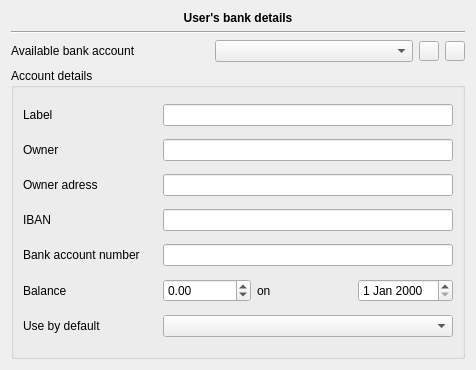
Before: the Qt Designer form plugins/accountplugin/preferences/bankdetailspage.ui in FreeHealth/freehealth, drawn with Qt 5.
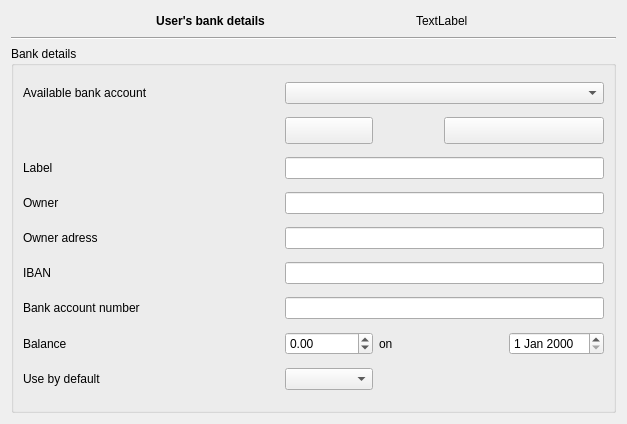
After: the same form once the commit is applied.

Patch:
```diff
--- a/plugins/accountplugin/preferences/bankdetailspage.ui
+++ b/plugins/accountplugin/preferences/bankdetailspage.ui
@@ -6,16 +6,16 @@
    <rect>
     <x>0</x>
     <y>0</y>
-    <width>476</width>
-    <height>370</height>
+    <width>627</width>
+    <height>424</height>
    </rect>
   </property>
   <property name="windowTitle">
    <string>Form</string>
   </property>
   <layout class="QGridLayout" name="gridLayout_2">
-   <item row="0" column="0" colspan="4">
-    <widget class="QLabel" name="label">
+   <item row="0" column="0">
+    <widget class="QLabel" name="userLabel">
      <property name="sizePolicy">
       <sizepolicy hsizetype="Expanding" vsizetype="Fixed">
        <horstretch>0</horstretch>
@@ -34,72 +34,98 @@
      <property name="alignment">
       <set>Qt::AlignCenter</set>
      </property>
+     <property name="wordWrap">
+      <bool>true</bool>
+     </property>
     </widget>
    </item>
-   <item row="6" column="0" colspan="4">
+   <item row="0" column="1" colspan="4">
+    <widget class="QLabel" name="uidLabel">
+     <property name="minimumSize">
+      <size>
+       <width>200</width>
+       <height>20</height>
+      </size>
+     </property>
+     <property name="text">
+      <string>TextLabel</string>
+     </property>
+     <property name="wordWrap">
+      <bool>true</bool>
+     </property>
+    </widget>
+   </item>
+   <item row="2" column="0" colspan="5">
+    <widget class="Line" name="line">
+     <property name="orientation">
+      <enum>Qt::Horizontal</enum>
+     </property>
+    </widget>
+   </item>
+   <item row="5" column="0" colspan="5">
     <widget class="QGroupBox" name="groupBox">
      <property name="title">
-      <string>Account details</string>
+      <string>Bank details</string>
      </property>
      <layout class="QGridLayout" name="gridLayout">
-      <item row="1" column="0" colspan="3">
-       <widget class="QLabel" name="label_3">
+      <item row="3" column="0" colspan="3">
+       <widget class="QLabel" name="ownerLabel">
         <property name="text">
          <string>Owner</string>
         </property>
        </widget>
       </item>
-      <item row="1" column="3" colspan="4">
+      <item row="3" column="3" colspan="4">
        <widget class="QLineEdit" name="owner"/>
       </item>
-      <item row="2" column="0" colspan="3">
-       <widget class="QLabel" name="label_4">
+      <item row="4" column="0" colspan="3">
+       <widget class="QLabel" name="adressLabel">
         <property name="text">
          <string>Owner adress</string>
         </property>
        </widget>
       </item>
-      <item row="2" column="3" colspan="4">
+      <item row="4" column="3" colspan="4">
        <widget class="QLineEdit" name="ownerAdress"/>
       </item>
-      <item row="3" column="0" colspan="3">
-       <widget class="QLabel" name="label_5">
+      <item row="5" column="0" colspan="3">
+       <widget class="QLabel" name="ibanLabel">
         <property name="text">
          <string>IBAN</string>
         </property>
        </widget>
       </item>
-      <item row="3" column="3" colspan="4">
+      <item row="5" column="3" colspan="4">
        <widget class="QLineEdit" name="iban"/>
       </item>
-      <item row="4" column="0" colspan="3">
-       <widget class="QLabel" name="label_6">
+      <item row="6" column="0" colspan="3">
+       <widget class="QLabel" name="accountNumberLabel">
         <property name="text">
          <string>Bank account number</string>
         </property>
        </widget>
       </item>
-      <item row="4" column="3" colspan="4">
+      <item row="6" column="3" colspan="4">
        <widget class="QLineEdit" name="number"/>
       </item>
-      <item row="5" column="0" colspan="3">
-       <widget class="QLabel" name="label_7">
+      <item row="7" column="0" colspan="3">
+       <widget class="QLabel" name="balanceLabel">
         <property name="text">
          <string>Balance</string>
         </property>
        </widget>
       </item>
-      <item row="5" column="6">
+      <item row="7" column="6">
        <widget class="QDateEdit" name="balanceDate"/>
       </item>
-      <item row="5" column="4">
+      <item row="7" column="4">
        <widget class="QLabel" name="label_8">
         <property name="text">
          <string>on</string>
         </property>
        </widget>
       </item>
-      <item row="5" column="3">
+      <item row="7" column="3">
        <widget class="QDoubleSpinBox" name="balanceSpin">
         <property name="minimum">
          <double>-1000000000.000000000000000</double>
@@ -112,72 +138,65 @@
         </property>
        </widget>
       </item>
-      <item row="0" column="0" colspan="3">
-       <widget class="QLabel" name="label_9">
+      <item row="2" column="0" colspan="3">
+       <widget class="QLabel" name="labelLabel">
         <property name="text">
          <string>Label</string>
         </property>
        </widget>
       </item>
-      <item row="0" column="3" colspan="4">
+      <item row="2" column="3" colspan="4">
        <widget class="QLineEdit" name="currentLabel"/>
       </item>
-      <item row="6" column="0" colspan="3">
-       <widget class="QLabel" name="label_10">
+      <item row="9" column="0" colspan="3">
+       <widget class="QLabel" name="defaultLabel">
         <property name="text">
          <string>Use by default</string>
         </property>
        </widget>
       </item>
-      <item row="6" column="3" colspan="4">
+      <item row="9" column="3">
        <widget class="QComboBox" name="defaultCombo"/>
       </item>
+      <item row="0" column="0">
+       <widget class="QLabel" name="accountLabel">
+        <property name="text">
+         <string>Available bank account</string>
+        </property>
+       </widget>
+      </item>
+      <item row="0" column="3" colspan="4">
+       <widget class="QComboBox" name="accountComboBox"/>
+      </item>
+      <item row="1" column="3">
+       <widget class="QPushButton" name="addButton">
+        <property name="minimumSize">
+         <size>
+          <width>70</width>
+          <height>27</height>
+         </size>
+        </property>
+        <property name="text">
+         <string/>
+        </property>
+       </widget>
+      </item>
+      <item row="1" column="5" colspan="2">
+       <widget class="QPushButton" name="deleteButton">
+        <property name="minimumSize">
+         <size>
+          <width>70</width>
+          <height>27</height>
+         </size>
+        </property>
+        <property name="text">
+         <string/>
+        </property>
+       </widget>
+      </item>
      </layout>
     </widget>
    </item>
-   <item row="1" column="0" colspan="4">
-    <widget class="Line" name="line">
-     <property name="orientation">
-      <enum>Qt::Horizontal</enum>
-     </property>
-    </widget>
-   </item>
-   <item row="2" column="2">
-    <widget class="QPushButton" name="addButton">
-     <property name="maximumSize">
-      <size>
-       <width>20</width>
-       <height>20</height>
-      </size>
-     </property>
-     <property name="text">
-      <string/>
-     </property>
-    </widget>
-   </item>
-   <item row="2" column="3">
-    <widget class="QPushButton" name="removeButton">
-     <property name="maximumSize">
-      <size>
-       <width>20</width>
-       <height>20</height>
-      </size>
-     </property>
-     <property name="text">
-      <string/>
-     </property>
-    </widget>
-   </item>
-   <item row="2" column="1">
-    <widget class="QComboBox" name="accountComboBox"/>
-   </item>
-   <item row="2" column="0">
-    <widget class="QLabel" name="label_2">
-     <property name="text">
-      <string>Available bank account</string>
-     </property>
-    </widget>
-   </item>
   </layout>
  </widget>
  <tabstops>
```
Left out of the diff: 1 changed line with no effect on the pictures.
